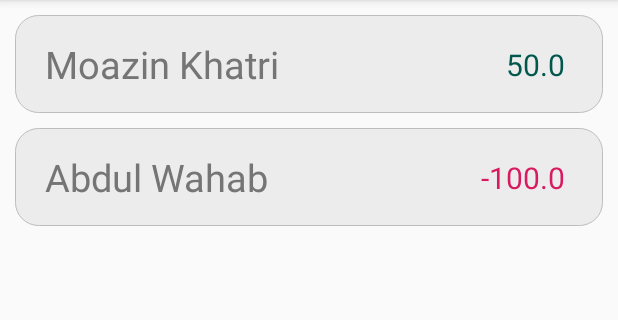
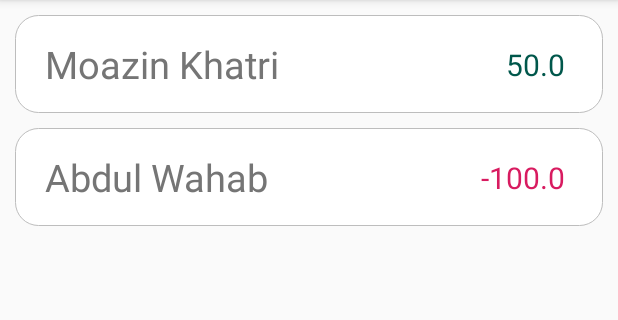
Before and after one commit to moazin/easylend-android-app, an Android app: the ExchangeFragment screen opened directly, with no data from a screen before it, on a phone screen of 412 x 824 dp, the part 84-404 px from its top. Run offline under Robolectric (Android 15) with nearby library versions, the phone set to English and light mode, and no system bars; network calls fail; 1 statement that could not run was skipped.

Commit message:
small changes in design and json input of the adapter

```diff
--- a/app/src/main/java/com/example/moazin/easylend/ExchangeAdapter.java
+++ b/app/src/main/java/com/example/moazin/easylend/ExchangeAdapter.java
@@ -6,7 +6,6 @@ import android.support.v4.content.ContextCompat;
 import android.support.v7.widget.RecyclerView;
 import android.view.LayoutInflater;
 import android.view.ViewGroup;
-import android.widget.FrameLayout;
 import android.widget.TextView;
 
 import org.json.JSONArray;
@@ -53,9 +52,10 @@ public class ExchangeAdapter extends RecyclerView.Adapter<ExchangeAdapter.MyView
     public void onBindViewHolder(@NonNull MyViewHolder myViewHolder, int i) {
         try {
             JSONObject obj = mDataset.getJSONObject(i);
-            String personName = obj.getString("name");
+            String personFirstName = obj.getString("first_name");
+            String personLastName = obj.getString("last_name");
             Double personExchange = obj.getDouble("exchange");
-            myViewHolder.personName.setText(personName);
+            myViewHolder.personName.setText(personFirstName + " " + personLastName);
             myViewHolder.personExchange.setText(personExchange.toString());
             int green = ContextCompat.getColor(myViewHolder.personName.getContext(), R.color.colorPrimaryDark);
             int pink = ContextCompat.getColor(myViewHolder.personName.getContext(), R.color.colorAccent);
--- a/app/src/main/java/com/example/moazin/easylend/ExchangeFragment.java
+++ b/app/src/main/java/com/example/moazin/easylend/ExchangeFragment.java
@@ -35,9 +35,11 @@ public class ExchangeFragment extends Fragment {
         JSONObject moazin = new JSONObject();
         JSONObject wahab = new JSONObject();
         try {
-            moazin.put("name", "Moazin Khatri");
+            moazin.put("first_name", "Moazin");
+            moazin.put("last_name",  "Khatri");
             moazin.put("exchange", 50);
-            wahab.put("name", "Abdul Wahab");
+            wahab.put("first_name", "Abdul");
+            wahab.put("last_name",  "Wahab");
             wahab.put("exchange", -100);
         } catch(JSONException jsonException){
             // TODO: Properly handle this shit
--- a/app/src/main/res/drawable/recycler_item_background.xml
+++ b/app/src/main/res/drawable/recycler_item_background.xml
@@ -1,7 +1,7 @@
 <?xml version="1.0" encoding="utf-8"?>
 <shape xmlns:android="http://schemas.android.com/apk/res/android"
     android:shape="rectangle">
-    <solid android:color="@color/item_background" />
+    <solid android:color="@android:color/background_light" />
     <stroke android:color="@color/border_gray"
         android:width="1px"/>
     <corners
```
